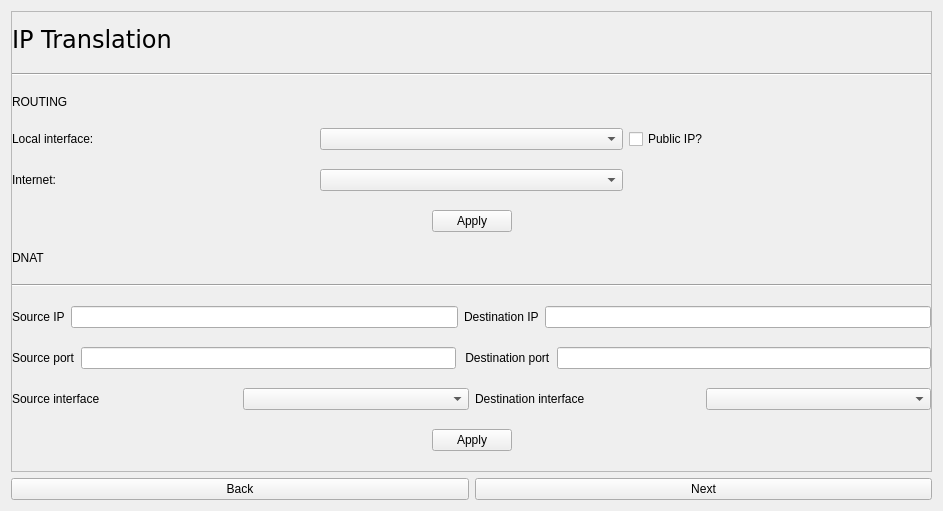
The window that firewall_window.ui (kubekpop/slm) describes before a commit, drawn with Qt 5.
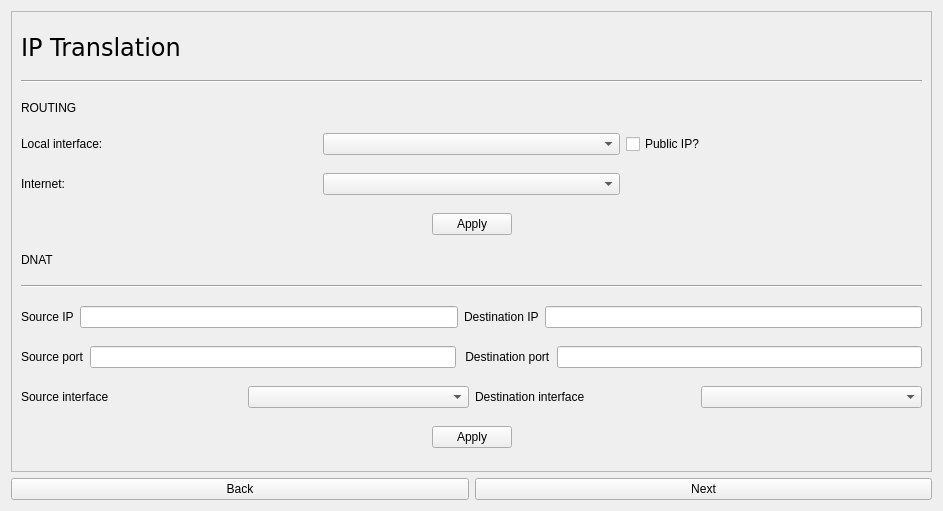
The same window after the commit. The open tabs and pages were chosen to show the change. Icons and pictures are not drawn.

Commit message: qemu/kvm and dns windows added, firewall commands prototype

What changed in the file:
```diff
--- a/firewall_window.ui
+++ b/firewall_window.ui
@@ -44,6 +44,278 @@
      <property name="currentIndex">
       <number>0</number>
      </property>
+     <widget class="QWidget" name="routing_dnat_page">
+      <layout class="QVBoxLayout" name="verticalLayout_2">
+       <item>
+        <widget class="QLabel" name="label_5">
+         <property name="sizePolicy">
+          <sizepolicy hsizetype="Preferred" vsizetype="Maximum">
+           <horstretch>0</horstretch>
+           <verstretch>0</verstretch>
+          </sizepolicy>
+         </property>
+         <property name="font">
+          <font>
+           <family>DejaVu Sans</family>
+           <pointsize>18</pointsize>
+          </font>
+         </property>
+         <property name="text">
+          <string>IP Translation</string>
+         </property>
+        </widget>
+       </item>
+       <item>
+        <widget class="Line" name="line">
+         <property name="orientation">
+          <enum>Qt::Horizontal</enum>
+         </property>
+        </widget>
+       </item>
+       <item>
+        <widget class="QLabel" name="routing_label">
+         <property name="sizePolicy">
+          <sizepolicy hsizetype="Minimum" vsizetype="Fixed">
+           <horstretch>0</horstretch>
+           <verstretch>0</verstretch>
+          </sizepolicy>
+         </property>
+         <property name="text">
+          <string>ROUTING</string>
+         </property>
+        </widget>
+       </item>
+       <item>
+        <layout class="QHBoxLayout" name="horizontalLayout">
+         <item>
+          <widget class="QLabel" name="local_interface_label">
+           <property name="text">
+            <string>Local interface:</string>
+           </property>
+          </widget>
+         </item>
+         <item>
+          <widget class="QComboBox" name="local_interface"/>
+         </item>
+         <item>
+          <widget class="QCheckBox" name="public_ip_checkbox">
+           <property name="text">
+            <string>Public IP?</string>
+           </property>
+          </widget>
+         </item>
+        </layout>
+       </item>
+       <item>
+        <layout class="QHBoxLayout" name="horizontalLayout_2">
+         <item>
+          <widget class="QLabel" name="internet_interface_label">
+           <property name="text">
+            <string>Internet:</string>
+           </property>
+          </widget>
+         </item>
+         <item>
+          <widget class="QComboBox" name="internet_interface"/>
+         </item>
+         <item>
+          <widget class="QLabel" name="label_4">
+           <property name="sizePolicy">
+            <sizepolicy hsizetype="Minimum" vsizetype="Fixed">
+             <horstretch>0</horstretch>
+             <verstretch>0</verstretch>
+            </sizepolicy>
+           </property>
+           <property name="text">
+            <string/>
+           </property>
+          </widget>
+         </item>
+        </layout>
+       </item>
+       <item>
+        <layout class="QHBoxLayout" name="horizontalLayout_8">
+         <item>
+          <spacer name="horizontalSpacer_4">
+           <property name="orientation">
+            <enum>Qt::Horizontal</enum>
+           </property>
+           <property name="sizeHint" stdset="0">
+            <size>
+             <width>40</width>
+             <height>20</height>
+            </size>
+           </property>
+          </spacer>
+         </item>
+         <item>
+          <widget class="QPushButton" name="routing_apply">
+           <property name="text">
+            <string>Apply</string>
+           </property>
+           <property name="checkable">
+            <bool>false</bool>
+           </property>
+           <property name="checked">
+            <bool>false</bool>
+           </property>
+          </widget>
+         </item>
+         <item>
+          <spacer name="horizontalSpacer_3">
+           <property name="orientation">
+            <enum>Qt::Horizontal</enum>
+           </property>
+           <property name="sizeHint" stdset="0">
+            <size>
+             <width>40</width>
+             <height>20</height>
+            </size>
+           </property>
+          </spacer>
+         </item>
+        </layout>
+       </item>
+       <item>
+        <widget class="QLabel" name="dnat_label">
+         <property name="sizePolicy">
+          <sizepolicy hsizetype="Minimum" vsizetype="Fixed">
+           <horstretch>0</horstretch>
+           <verstretch>0</verstretch>
+          </sizepolicy>
+         </property>
+         <property name="text">
+          <string>DNAT</string>
+         </property>
+        </widget>
+       </item>
+       <item>
+        <widget class="Line" name="routing_dnat_line">
+         <property name="orientation">
+          <enum>Qt::Horizontal</enum>
+         </property>
+        </widget>
+       </item>
+       <item>
+        <layout class="QHBoxLayout" name="horizontalLayout_3">
+         <item>
+          <widget class="QLabel" name="dnat_ip_label">
+           <property name="text">
+            <string>Source IP</string>
+           </property>
+          </widget>
+         </item>
+         <item>
+          <widget class="QLineEdit" name="source_ip"/>
+         </item>
+         <item>
+          <widget class="QLabel" name="label">
+           <property name="text">
+            <string>Destination IP</string>
+           </property>
+          </widget>
+         </item>
+         <item>
+          <widget class="QLineEdit" name="destination_ip"/>
+         </item>
+        </layout>
+       </item>
+       <item>
+        <layout class="QHBoxLayout" name="horizontalLayout_4">
+         <item>
+          <widget class="QLabel" name="dnat_port_label">
+           <property name="text">
+            <string>Source port</string>
+           </property>
+          </widget>
+         </item>
+         <item>
+          <widget class="QLineEdit" name="source_port"/>
+         </item>
+         <item>
+          <widget class="QLabel" name="label_2">
+           <property name="text">
+            <string> Destination port</string>
+           </property>
+          </widget>
+         </item>
+         <item>
+          <widget class="QLineEdit" name="destination_port"/>
+         </item>
+        </layout>
+       </item>
+       <item>
+        <layout class="QHBoxLayout" name="horizontalLayout_6">
+         <item>
+          <widget class="QLabel" name="dnat_interface_label">
+           <property name="text">
+            <string>Source interface</string>
+           </property>
+          </widget>
+         </item>
+         <item>
+          <widget class="QComboBox" name="source_interface"/>
+         </item>
+         <item>
+          <widget class="QLabel" name="label_3">
+           <property name="text">
+            <string>Destination interface</string>
+           </property>
+          </widget>
+         </item>
+         <item>
+          <widget class="QComboBox" name="destination_interface"/>
+         </item>
+        </layout>
+       </item>
+       <item>
+        <layout class="QHBoxLayout" name="horizontalLayout_7">
+         <item>
+          <spacer name="horizontalSpacer">
+           <property name="orientation">
+            <enum>Qt::Horizontal</enum>
+           </property>
+           <property name="sizeHint" stdset="0">
+            <size>
+             <width>40</width>
+             <height>20</height>
+            </size>
+           </property>
+          </spacer>
+         </item>
+         <item>
+          <widget class="QPushButton" name="dnat_apply">
+           <property name="sizePolicy">
+            <sizepolicy hsizetype="Minimum" vsizetype="Fixed">
+             <horstretch>0</horstretch>
+             <verstretch>0</verstretch>
+            </sizepolicy>
+           </property>
+           <property name="text">
+            <string>Apply</string>
+           </property>
+           <property name="checkable">
+            <bool>false</bool>
+           </property>
+          </widget>
+         </item>
+         <item>
+          <spacer name="horizontalSpacer_2">
+           <property name="orientation">
+            <enum>Qt::Horizontal</enum>
+           </property>
+           <property name="sizeHint" stdset="0">
+            <size>
+             <width>40</width>
+             <height>20</height>
+            </size>
+           </property>
+          </spacer>
+         </item>
+        </layout>
+       </item>
+      </layout>
+     </widget>
      <widget class="QWidget" name="services_page">
       <layout class="QVBoxLayout" name="verticalLayout">
        <property name="leftMargin">
@@ -279,290 +551,6 @@
        </item>
       </layout>
      </widget>
-     <widget class="QWidget" name="routing_dnat_page">
-      <layout class="QVBoxLayout" name="verticalLayout_2">
-       <property name="leftMargin">
-        <number>0</number>
-       </property>
-       <property name="topMargin">
-        <number>0</number>
-       </property>
-       <property name="rightMargin">
-        <number>0</number>
-       </property>
-       <property name="bottomMargin">
-        <number>0</number>
-       </property>
-       <item>
-        <widget class="QLabel" name="label_5">
-         <property name="sizePolicy">
-          <sizepolicy hsizetype="Preferred" vsizetype="Maximum">
-           <horstretch>0</horstretch>
-           <verstretch>0</verstretch>
-          </sizepolicy>
-         </property>
-         <property name="font">
-          <font>
-           <family>DejaVu Sans</family>
-           <pointsize>18</pointsize>
-          </font>
-         </property>
-         <property name="text">
-          <string>IP Translation</string>
-         </property>
-        </widget>
-       </item>
-       <item>
-        <widget class="Line" name="line">
-         <property name="orientation">
-          <enum>Qt::Horizontal</enum>
-         </property>
-        </widget>
-       </item>
-       <item>
-        <widget class="QLabel" name="routing_label">
-         <property name="sizePolicy">
-          <sizepolicy hsizetype="Minimum" vsizetype="Fixed">
-           <horstretch>0</horstretch>
-           <verstretch>0</verstretch>
-          </sizepolicy>
-         </property>
-         <property name="text">
-          <string>ROUTING</string>
-         </property>
-        </widget>
-       </item>
-       <item>
-        <layout class="QHBoxLayout" name="horizontalLayout">
-         <item>
-          <widget class="QLabel" name="local_interface_label">
-           <property name="text">
-            <string>Local interface:</string>
-           </property>
-          </widget>
-         </item>
-         <item>
-          <widget class="QComboBox" name="local_interface"/>
-         </item>
-         <item>
-          <widget class="QCheckBox" name="public_ip_checkbox">
-           <property name="text">
-            <string>Public IP?</string>
-           </property>
-          </widget>
-         </item>
-        </layout>
-       </item>
-       <item>
-        <layout class="QHBoxLayout" name="horizontalLayout_2">
-         <item>
-          <widget class="QLabel" name="internet_interface_label">
-           <property name="text">
-            <string>Internet:</string>
-           </property>
-          </widget>
-         </item>
-         <item>
-          <widget class="QComboBox" name="internet_interface"/>
-         </item>
-         <item>
-          <widget class="QLabel" name="label_4">
-           <property name="sizePolicy">
-            <sizepolicy hsizetype="Minimum" vsizetype="Fixed">
-             <horstretch>0</horstretch>
-             <verstretch>0</verstretch>
-            </sizepolicy>
-           </property>
-           <property name="text">
-            <string/>
-           </property>
-          </widget>
-         </item>
-        </layout>
-       </item>
-       <item>
-        <layout class="QHBoxLayout" name="horizontalLayout_8">
-         <item>
-          <spacer name="horizontalSpacer_4">
-           <property name="orientation">
-            <enum>Qt::Horizontal</enum>
-           </property>
-           <property name="sizeHint" stdset="0">
-            <size>
-             <width>40</width>
-             <height>20</height>
-            </size>
-           </property>
-          </spacer>
-         </item>
-         <item>
-          <widget class="QPushButton" name="routing_apply">
-           <property name="text">
-            <string>Apply</string>
-           </property>
-           <property name="checkable">
-            <bool>false</bool>
-           </property>
-           <property name="checked">
-            <bool>false</bool>
-           </property>
-          </widget>
-         </item>
-         <item>
-          <spacer name="horizontalSpacer_3">
-           <property name="orientation">
-            <enum>Qt::Horizontal</enum>
-           </property>
-           <property name="sizeHint" stdset="0">
-            <size>
-             <width>40</width>
-             <height>20</height>
-            </size>
-           </property>
-          </spacer>
-         </item>
-        </layout>
-       </item>
-       <item>
-        <widget class="QLabel" name="dnat_label">
-         <property name="sizePolicy">
-          <sizepolicy hsizetype="Minimum" vsizetype="Fixed">
-           <horstretch>0</horstretch>
-           <verstretch>0</verstretch>
-          </sizepolicy>
-         </property>
-         <property name="text">
-          <string>DNAT</string>
-         </property>
-        </widget>
-       </item>
-       <item>
-        <widget class="Line" name="routing_dnat_line">
-         <property name="orientation">
-          <enum>Qt::Horizontal</enum>
-         </property>
-        </widget>
-       </item>
-       <item>
-        <layout class="QHBoxLayout" name="horizontalLayout_3">
-         <item>
-          <widget class="QLabel" name="dnat_ip_label">
-           <property name="text">
-            <string>Source IP</string>
-           </property>
-          </widget>
-         </item>
-         <item>
-          <widget class="QLineEdit" name="source_ip"/>
-         </item>
-         <item>
-          <widget class="QLabel" name="label">
-           <property name="text">
-            <string>Destination IP</string>
-           </property>
-          </widget>
-         </item>
-         <item>
-          <widget class="QLineEdit" name="destination_ip"/>
-         </item>
-        </layout>
-       </item>
-       <item>
-        <layout class="QHBoxLayout" name="horizontalLayout_4">
-         <item>
-          <widget class="QLabel" name="dnat_port_label">
-           <property name="text">
-            <string>Source port</string>
-           </property>
-          </widget>
-         </item>
-         <item>
-          <widget class="QLineEdit" name="source_port"/>
-         </item>
-         <item>
-          <widget class="QLabel" name="label_2">
-           <property name="text">
-            <string> Destination port</string>
-           </property>
-          </widget>
-         </item>
-         <item>
-          <widget class="QLineEdit" name="destination_port"/>
-         </item>
-        </layout>
-       </item>
-       <item>
-        <layout class="QHBoxLayout" name="horizontalLayout_6">
-         <item>
-          <widget class="QLabel" name="dnat_interface_label">
-           <property name="text">
-            <string>Source interface</string>
-           </property>
-          </widget>
-         </item>
-         <item>
-          <widget class="QComboBox" name="source_interface"/>
-         </item>
-         <item>
-          <widget class="QLabel" name="label_3">
-           <property name="text">
-            <string>Destination interface</string>
-           </property>
-          </widget>
-         </item>
-         <item>
-          <widget class="QComboBox" name="destination_interface"/>
-         </item>
-        </layout>
-       </item>
-       <item>
-        <layout class="QHBoxLayout" name="horizontalLayout_7">
-         <item>
-          <spacer name="horizontalSpacer">
-           <property name="orientation">
-            <enum>Qt::Horizontal</enum>
-           </property>
-           <property name="sizeHint" stdset="0">
-            <size>
-             <width>40</width>
-             <height>20</height>
-            </size>
-           </property>
-          </spacer>
-         </item>
-         <item>
-          <widget class="QPushButton" name="dnat_apply">
-           <property name="sizePolicy">
-            <sizepolicy hsizetype="Minimum" vsizetype="Fixed">
-             <horstretch>0</horstretch>
-             <verstretch>0</verstretch>
-            </sizepolicy>
-           </property>
-           <property name="text">
-            <string>Apply</string>
-           </property>
-           <property name="checkable">
-            <bool>false</bool>
-           </property>
-          </widget>
-         </item>
-         <item>
-          <spacer name="horizontalSpacer_2">
-           <property name="orientation">
-            <enum>Qt::Horizontal</enum>
-           </property>
-           <property name="sizeHint" stdset="0">
-            <size>
-             <width>40</width>
-             <height>20</height>
-            </size>
-           </property>
-          </spacer>
-         </item>
-        </layout>
-       </item>
-      </layout>
-     </widget>
     </widget>
    </item>
   </layout>
```
Left out of the diff: 12 changed lines with no effect on the pictures. The commit also changes 7 other files.
